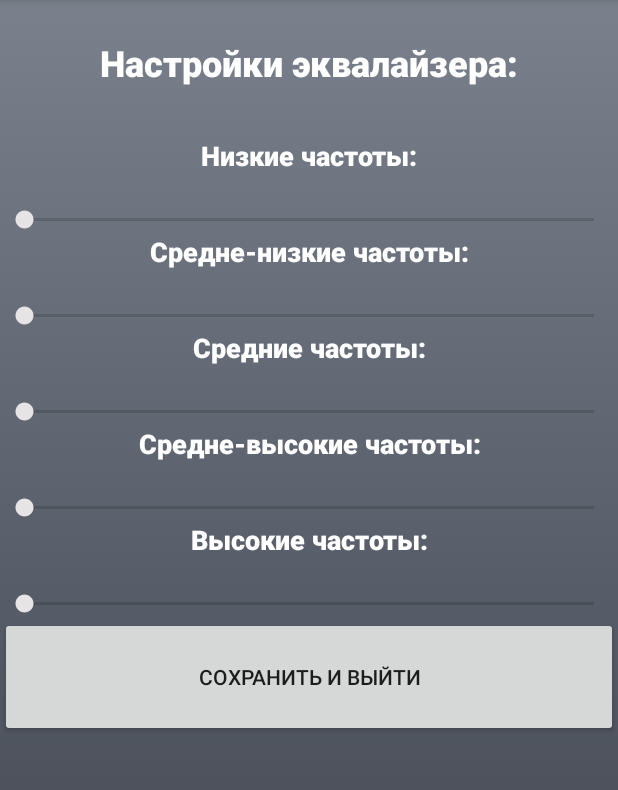
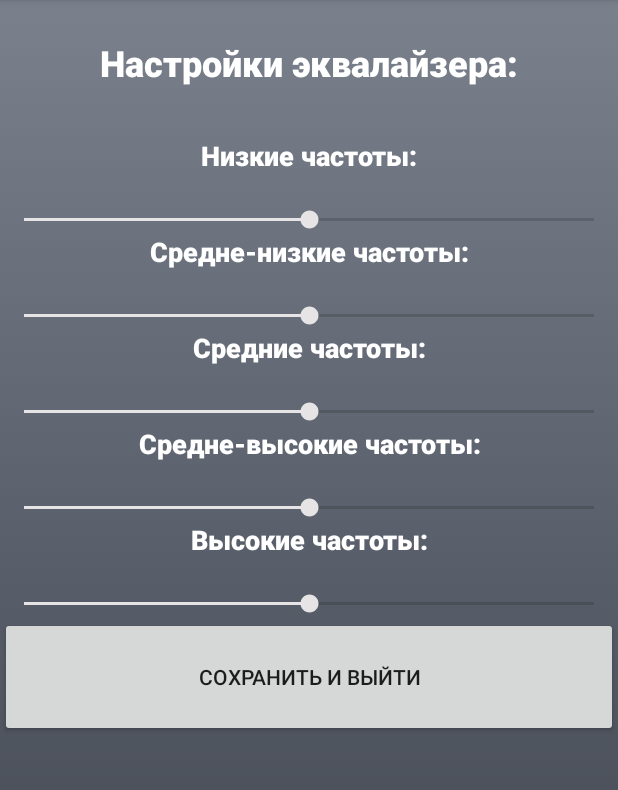
Before and after one commit to adamnobody/music-player, an Android app: the EQActivity screen opened directly, with no data from a screen before it, on a phone screen of 412 x 824 dp, the part 84-874 px from its top. Run offline under Robolectric (Android 15) with nearby library versions, the phone set to English and light mode, and no system bars.

```diff
--- a/app/src/main/java/com/example/list_all_songs_from_storage/EQActivity.java
+++ b/app/src/main/java/com/example/list_all_songs_from_storage/EQActivity.java
@@ -1,6 +1,8 @@
 package com.example.list_all_songs_from_storage;
 
+import android.content.Context;
 import android.content.Intent;
+import android.content.SharedPreferences;
 import android.os.Bundle;
 import android.view.Menu;
 import android.view.MenuItem;
@@ -13,6 +15,7 @@ import androidx.appcompat.app.AppCompatActivity;
 
 public class EQActivity extends AppCompatActivity implements View.OnClickListener
 {
+
     SeekBar seekBar1;
     SeekBar seekBar2;
     SeekBar seekBar3;
@@ -33,6 +36,12 @@ public class EQActivity extends AppCompatActivity implements View.OnClickListene
         seekBar4 = findViewById(R.id.seekBar4);
         seekBar5 = findViewById(R.id.seekBar5);
 
+        seekBar1.setProgress(50);
+        seekBar2.setProgress(50);
+        seekBar3.setProgress(50);
+        seekBar4.setProgress(50);
+        seekBar5.setProgress(50);
+
         saveButton = findViewById(R.id.saveButton);
         saveButton.setOnClickListener(this);
     }
@@ -47,11 +56,7 @@ public class EQActivity extends AppCompatActivity implements View.OnClickListene
     public void onClick(View v)
     {
         Intent intent = new Intent();
-        intent.putExtra("freq1", seekBar1.getProgress());
-        intent.putExtra("freq2", seekBar2.getProgress());
-        intent.putExtra("freq3", seekBar3.getProgress());
-        intent.putExtra("freq4", seekBar4.getProgress());
-        intent.putExtra("freq5", seekBar5.getProgress());
+        Toast.makeText(this, "Настройки сохранены", Toast.LENGTH_SHORT).show();
         setResult(RESULT_OK);
         finish();
     }
--- a/app/src/main/res/layout/activity_eq.xml
+++ b/app/src/main/res/layout/activity_eq.xml
@@ -23,7 +23,7 @@
         android:textSize="24sp"
         android:textStyle="bold"
         app:fontFamily="sans-serif-medium"
-        app:layout_constraintBottom_toTopOf="@+id/songLabel"
+        app:layout_constraintBottom_toTopOf="@+id/linearLayout"
         app:layout_constraintEnd_toEndOf="parent"
         app:layout_constraintStart_toStartOf="parent"
         app:layout_constraintTop_toTopOf="parent"
@@ -55,6 +55,8 @@
         <SeekBar
             android:id="@+id/seekBar"
             android:layout_width="match_parent"
+            android:min="0"
+            android:max="100"
             android:layout_height="wrap_content" />
 
         <TextView
@@ -71,6 +73,8 @@
         <SeekBar
             android:id="@+id/seekBar2"
             android:layout_width="match_parent"
+            android:min="0"
+            android:max="100"
             android:layout_height="wrap_content" />
 
         <TextView
@@ -87,6 +91,8 @@
         <SeekBar
             android:id="@+id/seekBar3"
             android:layout_width="match_parent"
+            android:min="0"
+            android:max="100"
             android:layout_height="wrap_content" />
 
         <TextView
@@ -103,6 +109,8 @@
         <SeekBar
             android:id="@+id/seekBar4"
             android:layout_width="match_parent"
+            android:min="0"
+            android:max="100"
             android:layout_height="wrap_content" />
 
         <TextView
@@ -119,6 +127,8 @@
         <SeekBar
             android:id="@+id/seekBar5"
             android:layout_width="match_parent"
+            android:min="0"
+            android:max="100"
             android:layout_height="wrap_content" />
 
         <Button
```
Also changed, not shown: app/src/main/java/com/example/list_all_songs_from_storage/MainActivity.java (+38 -7 lines), app/src/main/res/layout/activity_main.xml (+30 -6 lines), app/src/main/res/values/vars.xml (added, +8 -0 lines).
